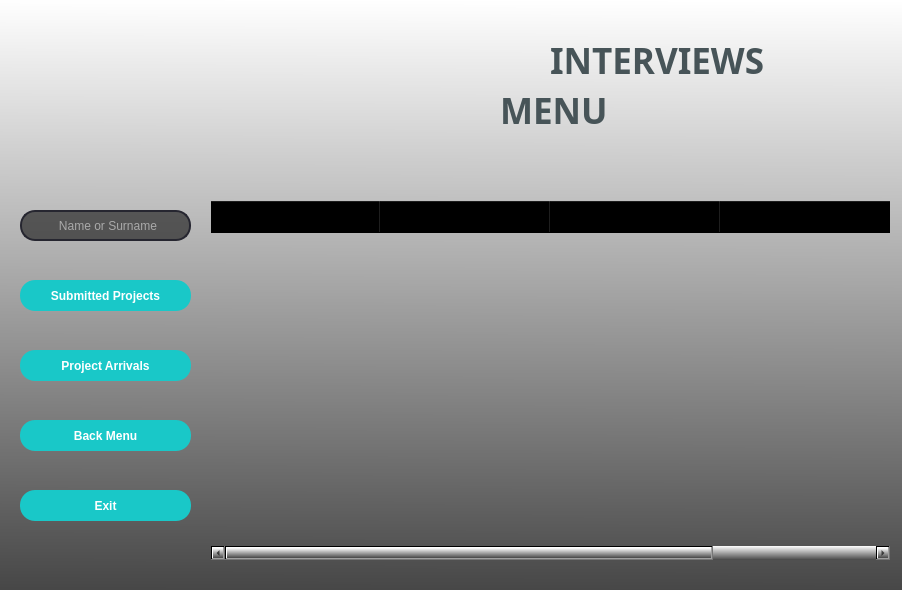
Above: UI_Files/interviews_ui.ui from buyukakcali/Python-Module-Week7_CRM-Project before the change. Below: the same form after it.
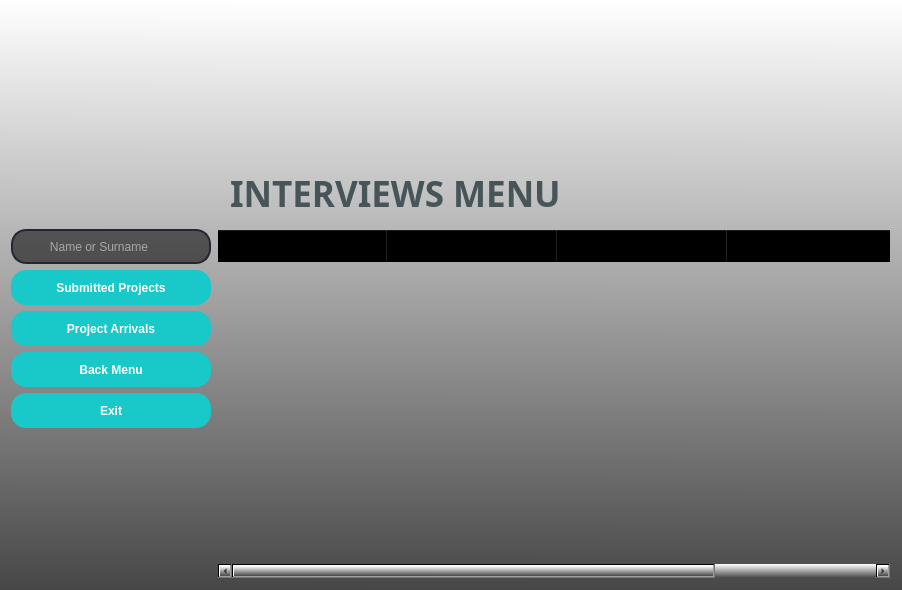
That is the form after the change. Icons and pictures are not drawn.

```diff
--- a/UI_Files/interviews_ui.ui
+++ b/UI_Files/interviews_ui.ui
@@ -18,8 +18,8 @@
   </property>
   <property name="maximumSize">
    <size>
-    <width>902</width>
-    <height>590</height>
+    <width>65000</width>
+    <height>65000</height>
    </size>
   </property>
   <property name="windowTitle">
@@ -32,14 +32,46 @@
   <property name="styleSheet">
    <string notr="true">background-color: qlineargradient(spread:pad, x1:0.489, y1:1, x2:0.494, y2:0, stop:0 rgba(71, 71, 71, 255), stop:1 rgba(255, 255, 255, 255));</string>
   </property>
+  <layout class="QGridLayout" name="gridLayout">
+   <item row="0" column="3">
+    <spacer name="horizontalSpacer">
+     <property name="orientation">
+      <enum>Qt::Horizontal</enum>
+     </property>
+     <property name="sizeHint" stdset="0">
+      <size>
+       <width>40</width>
+       <height>20</height>
+      </size>
+     </property>
+    </spacer>
+   </item>
+   <item row="0" column="1">
+    <widget class="QLabel" name="labelLogo">
+     <property name="maximumSize">
+      <size>
+       <width>16777215</width>
+       <height>150</height>
+      </size>
+     </property>
+     <property name="styleSheet">
+      <string notr="true">background-color: rgba(0, 0, 0,0%);</string>
+     </property>
+     <property name="text">
+      <string/>
+     </property>
+     <property name="pixmap">
+      <pixmap>pictures/logo1.ico</pixmap>
+     </property>
+    </widget>
+   </item>
+   <item row="0" column="0">
   <widget class="QLabel" name="labelPicture">
-   <property name="geometry">
-    <rect>
-     <x>10</x>
-     <y>10</y>
-     <width>201</width>
-     <height>171</height>
-    </rect>
+     <property name="maximumSize">
+      <size>
+       <width>150</width>
+       <height>150</height>
+      </size>
    </property>
    <property name="styleSheet">
     <string notr="true">background-color: rgba(0, 0, 0,0%);</string>
@@ -54,14 +86,20 @@
     <bool>true</bool>
    </property>
   </widget>
-  <widget class="QLabel" name="labelLogo">
-   <property name="geometry">
-    <rect>
-     <x>290</x>
-     <y>12</y>
-     <width>261</width>
-     <height>101</height>
-    </rect>
+   </item>
+   <item row="0" column="2">
+    <widget class="QLabel" name="label">
+     <property name="sizePolicy">
+      <sizepolicy hsizetype="Fixed" vsizetype="Fixed">
+       <horstretch>0</horstretch>
+       <verstretch>0</verstretch>
+      </sizepolicy>
+     </property>
+     <property name="maximumSize">
+      <size>
+       <width>16777215</width>
+       <height>150</height>
+      </size>
    </property>
    <property name="styleSheet">
     <string notr="true">background-color: rgba(0, 0, 0,0%);</string>
@@ -70,22 +108,23 @@
     <string/>
    </property>
    <property name="pixmap">
-    <pixmap>pictures/werhere_logo.ico</pixmap>
-   </property>
-  </widget>
-  <widget class="QLabel" name="labelInterviews">
-   <property name="geometry">
-    <rect>
-     <x>550</x>
-     <y>40</y>
-     <width>251</width>
-     <height>41</height>
-    </rect>
+      <pixmap resource="pictures/a.qrc">:/logo2.png</pixmap>
+     </property>
+    </widget>
+   </item>
+   <item row="1" column="2">
+    <widget class="QLabel" name="labelMenu">
+     <property name="maximumSize">
+      <size>
+       <width>16777215</width>
+       <height>60</height>
+      </size>
    </property>
    <property name="font">
     <font>
      <family>Arial Black</family>
      <pointsize>26</pointsize>
+       <weight>75</weight>
      <bold>true</bold>
     </font>
    </property>
@@ -94,110 +133,61 @@
 color: rgb(71, 84, 88);</string>
    </property>
    <property name="text">
-    <string>INTERVIEWS </string>
-   </property>
-  </widget>
-  <widget class="QPushButton" name="pushButtonExit">
-   <property name="geometry">
-    <rect>
-     <x>20</x>
-     <y>490</y>
-     <width>171</width>
-     <height>31</height>
-    </rect>
-   </property>
-   <property name="font">
-    <font>
-     <family>Arial</family>
-     <bold>true</bold>
-    </font>
-   </property>
+      <string>INTERVIEWS MENU</string>
+     </property>
+    </widget>
+   </item>
+   <item row="3" column="1" rowspan="6" colspan="3">
+    <widget class="QTableWidget" name="tableWidget">
    <property name="styleSheet">
-    <string notr="true">QPushButton{
-	border-radius : 15px;
-	background-color : rgb(25, 200, 200);
-	color: rgb(255, 255, 255);
-}
-QPushButton:hover{
-	background-color: rgb(20, 135, 135);
- border: 2px solid rgb(162, 0, 0);
-}</string>
-   </property>
+      <string notr="true">background-color: rgba(0, 0, 0,0%);</string>
+     </property>
+     <attribute name="horizontalHeaderDefaultSectionSize">
+      <number>170</number>
+     </attribute>
+     <column>
    <property name="text">
-    <string>Exit</string>
-   </property>
-  </widget>
-  <widget class="QPushButton" name="pushButtonBackMenu">
-   <property name="geometry">
-    <rect>
-     <x>20</x>
-     <y>420</y>
-     <width>171</width>
-     <height>31</height>
-    </rect>
-   </property>
-   <property name="font">
-    <font>
-     <family>Arial</family>
-     <bold>true</bold>
-    </font>
-   </property>
-   <property name="styleSheet">
-    <string notr="true">QPushButton{
-	border-radius : 15px;
-	background-color : rgb(25, 200, 200);
-	color: rgb(255, 255, 255);
-}
-QPushButton:hover{
-	background-color: rgb(20, 135, 135);
- border: 2px solid rgb(162, 0, 0);
-}</string>
-   </property>
+       <string>Period</string>
+      </property>
+     </column>
+     <column>
+      <property name="text">
+       <string>Name Surname</string>
+      </property>
+     </column>
+     <column>
    <property name="text">
-    <string>Back Menu</string>
-   </property>
-  </widget>
-  <widget class="QPushButton" name="pushButtonSubmittedProjects">
-   <property name="geometry">
-    <rect>
-     <x>20</x>
-     <y>280</y>
-     <width>171</width>
-     <height>31</height>
-    </rect>
-   </property>
-   <property name="font">
-    <font>
-     <family>Arial</family>
-     <bold>true</bold>
-    </font>
-   </property>
-   <property name="styleSheet">
-    <string notr="true">QPushButton{
-	border-radius : 15px;
-	background-color : rgb(25, 200, 200);
-	color: rgb(255, 255, 255);
-}
-QPushButton:hover{
-	background-color: rgb(20, 135, 135);
- border: 2px solid rgb(162, 0, 0);
-}</string>
-   </property>
+       <string>Project 
+Submission Date</string>
+      </property>
+     </column>
+     <column>
    <property name="text">
-    <string>Submitted Projects</string>
-   </property>
-  </widget>
+       <string>Project 
+Arrival Date</string>
+      </property>
+      <property name="textAlignment">
+       <set>AlignHCenter|AlignTop</set>
+      </property>
+     </column>
+    </widget>
+   </item>
+   <item row="3" column="0">
   <widget class="QLineEdit" name="lineEditSearch">
    <property name="enabled">
     <bool>true</bool>
    </property>
-   <property name="geometry">
-    <rect>
-     <x>20</x>
-     <y>210</y>
-     <width>171</width>
-     <height>31</height>
-    </rect>
+     <property name="minimumSize">
+      <size>
+       <width>0</width>
+       <height>35</height>
+      </size>
+     </property>
+     <property name="maximumSize">
+      <size>
+       <width>200</width>
+       <height>16777215</height>
+      </size>
    </property>
    <property name="focusPolicy">
     <enum>Qt::StrongFocus</enum>
@@ -234,83 +224,62 @@
     <string>      Name or Surname</string>
    </property>
   </widget>
-  <widget class="QTableWidget" name="tableWidget">
-   <property name="geometry">
-    <rect>
-     <x>210</x>
-     <y>200</y>
-     <width>681</width>
-     <height>361</height>
-    </rect>
-   </property>
-   <property name="styleSheet">
-    <string notr="true">background-color: rgba(0, 0, 0,0%);</string>
-   </property>
-   <attribute name="horizontalHeaderDefaultSectionSize">
-    <number>170</number>
-   </attribute>
-   <column>
-    <property name="text">
-     <string>Period</string>
-    </property>
-   </column>
-   <column>
-    <property name="text">
-     <string>Name Surname</string>
-    </property>
-   </column>
-   <column>
-    <property name="text">
-     <string>Project 
-Submission Date</string>
-    </property>
-   </column>
-   <column>
-    <property name="text">
-     <string>Project 
-Arrival Date</string>
-    </property>
-    <property name="textAlignment">
-     <set>AlignHCenter|AlignTop</set>
-    </property>
-   </column>
-  </widget>
-  <widget class="QLabel" name="labelMenu">
-   <property name="geometry">
-    <rect>
-     <x>500</x>
-     <y>90</y>
-     <width>121</width>
-     <height>41</height>
-    </rect>
+   </item>
+   <item row="4" column="0">
+    <widget class="QPushButton" name="pushButtonSubmittedProjects">
+     <property name="minimumSize">
+      <size>
+       <width>0</width>
+       <height>35</height>
+      </size>
+     </property>
+     <property name="maximumSize">
+      <size>
+       <width>200</width>
+       <height>16777215</height>
+      </size>
    </property>
    <property name="font">
     <font>
-     <family>Arial Black</family>
-     <pointsize>26</pointsize>
+       <family>Arial</family>
+       <weight>75</weight>
      <bold>true</bold>
     </font>
    </property>
    <property name="styleSheet">
-    <string notr="true">background-color: rgba(0, 0, 0,0%);
-color: rgb(71, 84, 88);</string>
+      <string notr="true">QPushButton{
+	border-radius : 15px;
+	background-color : rgb(25, 200, 200);
+	color: rgb(255, 255, 255);
+}
+QPushButton:hover{
+	background-color: rgb(20, 135, 135);
+ border: 2px solid rgb(162, 0, 0);
+}</string>
    </property>
    <property name="text">
-    <string>MENU</string>
-   </property>
-  </widget>
+      <string>Submitted Projects</string>
+     </property>
+    </widget>
+   </item>
+   <item row="5" column="0">
   <widget class="QPushButton" name="pushButtonProjectArrivals">
-   <property name="geometry">
-    <rect>
-     <x>20</x>
-     <y>350</y>
-     <width>171</width>
-     <height>31</height>
-    </rect>
+     <property name="minimumSize">
+      <size>
+       <width>0</width>
+       <height>35</height>
+      </size>
+     </property>
+     <property name="maximumSize">
+      <size>
+       <width>200</width>
+       <height>16777215</height>
+      </size>
    </property>
    <property name="font">
     <font>
      <family>Arial</family>
+       <weight>75</weight>
      <bold>true</bold>
     </font>
    </property>
@@ -329,6 +298,82 @@
     <string>Project Arrivals</string>
    </property>
   </widget>
+   </item>
+   <item row="6" column="0">
+    <widget class="QPushButton" name="pushButtonBackMenu">
+     <property name="minimumSize">
+      <size>
+       <width>0</width>
+       <height>35</height>
+      </size>
+     </property>
+     <property name="maximumSize">
+      <size>
+       <width>200</width>
+       <height>16777215</height>
+      </size>
+     </property>
+     <property name="font">
+      <font>
+       <family>Arial</family>
+       <weight>75</weight>
+       <bold>true</bold>
+      </font>
+     </property>
+     <property name="styleSheet">
+      <string notr="true">QPushButton{
+	border-radius : 15px;
+	background-color : rgb(25, 200, 200);
+	color: rgb(255, 255, 255);
+}
+QPushButton:hover{
+	background-color: rgb(20, 135, 135);
+ border: 2px solid rgb(162, 0, 0);
+}</string>
+     </property>
+     <property name="text">
+      <string>Back Menu</string>
+     </property>
+    </widget>
+   </item>
+   <item row="7" column="0">
+    <widget class="QPushButton" name="pushButtonExit">
+     <property name="minimumSize">
+      <size>
+       <width>0</width>
+       <height>35</height>
+      </size>
+     </property>
+     <property name="maximumSize">
+      <size>
+       <width>200</width>
+       <height>16777215</height>
+      </size>
+     </property>
+     <property name="font">
+      <font>
+       <family>Arial</family>
+       <weight>75</weight>
+       <bold>true</bold>
+      </font>
+     </property>
+     <property name="styleSheet">
+      <string notr="true">QPushButton{
+	border-radius : 15px;
+	background-color : rgb(25, 200, 200);
+	color: rgb(255, 255, 255);
+}
+QPushButton:hover{
+	background-color: rgb(20, 135, 135);
+ border: 2px solid rgb(162, 0, 0);
+}</string>
+     </property>
+     <property name="text">
+      <string>Exit</string>
+     </property>
+    </widget>
+   </item>
+  </layout>
  </widget>
  <tabstops>
   <tabstop>lineEditSearch</tabstop>
```
Left out of the diff: 9 changed lines with no effect on the pictures. Lines whose indentation alone changed are shown as unchanged.
